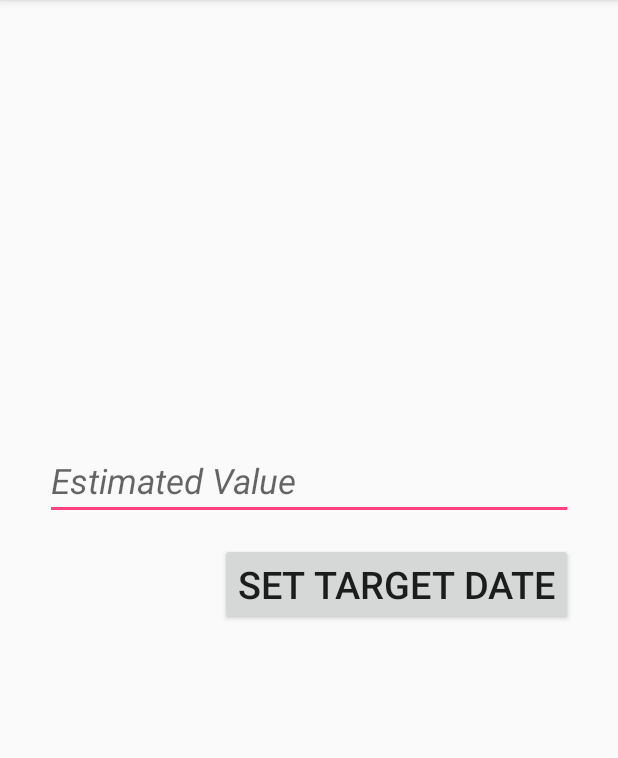
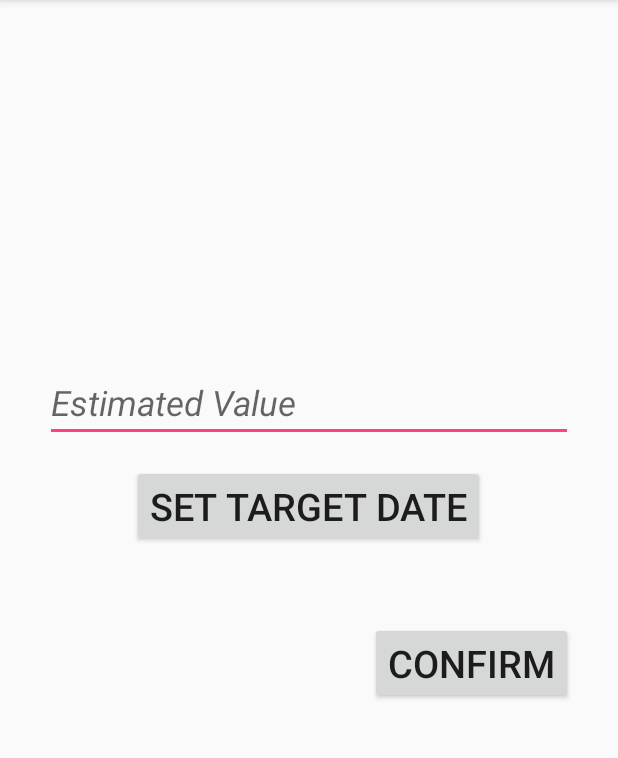
Before and after one commit to rrosatti/lets-get-out, an Android app: the fragment CurrentBalanceFragment placed in its activity, after a tap on "SET UP NEW GOAL", on a phone screen of 412 x 824 dp, the part 84-842 px from its top. Run offline under Robolectric (Android 15) with nearby library versions, the phone set to English and light mode, and no system bars; 2 statements that could not run were skipped.

Commit message:
implement some methods in CurrentBalanceFragment. Add new button (btConfirm) in the activity_setup_goal.xml

```diff
--- a/app/src/main/java/com/example/rodri/letsgetout/activity/SetUpGoalActivity.java
+++ b/app/src/main/java/com/example/rodri/letsgetout/activity/SetUpGoalActivity.java
@@ -8,6 +8,8 @@ import android.support.v7.widget.Toolbar;
 import android.view.View;
 import android.widget.Button;
 import android.widget.DatePicker;
+import android.widget.EditText;
+import android.widget.Toast;
 
 import com.example.rodri.letsgetout.R;
 import com.example.rodri.letsgetout.util.Util;
@@ -22,6 +24,8 @@ public class SetUpGoalActivity extends AppCompatActivity {
 
     private Toolbar toolbar;
     private Button btSetTargetDate;
+    private Button btConfirm;
+    private EditText etEstimatedValue;
     private int day, month, year;
 
     @Override
@@ -31,6 +35,8 @@ public class SetUpGoalActivity extends AppCompatActivity {
         setContentView(R.layout.activity_setup_goal);
 
         btSetTargetDate = (Button) findViewById(R.id.btSetTargetDate);
+        btConfirm = (Button) findViewById(R.id.btConfirm);
+        etEstimatedValue = (EditText) findViewById(R.id.etEstimatedValue);
         toolbar = (Toolbar) findViewById(R.id.toolbarSetUpGoal);
         setSupportActionBar(toolbar);
 
@@ -52,17 +58,21 @@ public class SetUpGoalActivity extends AppCompatActivity {
                         day = dayOfMonth;
                         month = monthOfYear + 1;
                         year = yeaR;
+                        Toast.makeText(getApplicationContext(), day+"/"+month+"/"+year, Toast.LENGTH_SHORT).show();
                     }
                 };
 
                 Calendar cal = Calendar.getInstance(TimeZone.getDefault());
                 DatePickerDialog datePickerDialog = new DatePickerDialog(SetUpGoalActivity.this, R.style.AppTheme, dateSetListener,
-                        cal.get(Calendar.YEAR), cal.get(Calendar.MONTH), cal.get(Calendar.YEAR));
+                        cal.get(Calendar.YEAR), cal.get(Calendar.MONTH), cal.get(Calendar.DAY_OF_MONTH));
 
                 datePickerDialog.show();
 
             }
         });
 
+
+        // Save the new data in the database (get text form EditText, implement onClick() event for btConfirm)
+
     }
 }
--- a/app/src/main/res/layout/activity_setup_goal.xml
+++ b/app/src/main/res/layout/activity_setup_goal.xml
@@ -42,7 +42,18 @@
                 android:textSize="25sp"
                 android:layout_marginTop="15dp"
                 android:layout_below="@+id/etEstimatedValue"
+                android:layout_centerHorizontal="true"/>
+
+            <Button
+                android:id="@+id/btConfirm"
+                android:layout_width="wrap_content"
+                android:layout_height="wrap_content"
+                android:text="@string/confirm"
+                android:textSize="25sp"
+                android:layout_marginTop="50dp"
+                android:layout_below="@+id/btSetTargetDate"
                 android:layout_alignParentEnd="true"/>
+
 
 
     </RelativeLayout>
--- a/app/src/main/res/values/strings.xml
+++ b/app/src/main/res/values/strings.xml
@@ -61,6 +61,7 @@
     <string name="set_up_goal">Set up new Goal</string>
     <string name="update_goal">Update Goal</string>
     <string name="set_target_date">Set Target Date</string>
+    <string name="confirm">Confirm</string>
 
     <!-- Hints -->
     <string name="hint_estimated_value">Estimated Value</string>
```
Also changed, not shown: app/src/main/java/com/example/rodri/letsgetout/fragment/CurrentBalanceFragment.java (+78 -0 lines).
